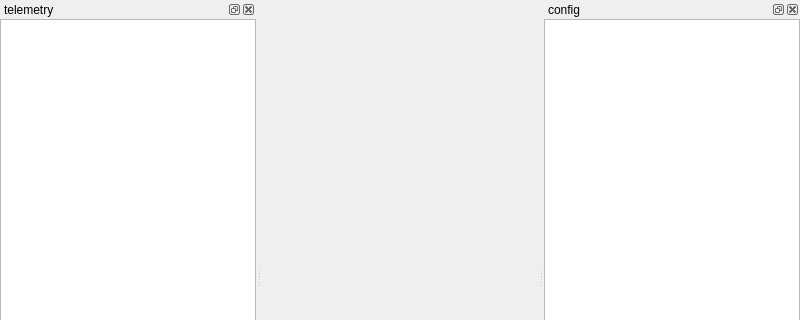
First picture: the form in tools/tview_main_window.ui, repository mjbots/quad, before the edit; both pictures show x 0 to 800 and y 0 to 320 of the 800 by 600 pixel window.
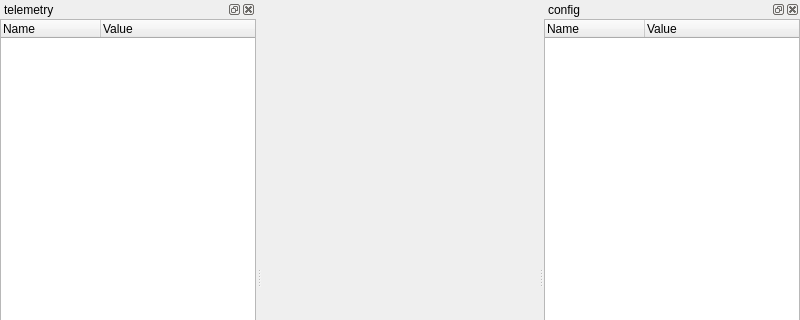
Second picture: the form after the edit.

Commit message: tview: Use the current C++ telemetry log archive, not the legacy python one.  Use repr() not str() to format things so that enums have pretty formatting and floats get full precision.

```diff
--- a/tools/tview_main_window.ui
+++ b/tools/tview_main_window.ui
@@ -51,12 +51,20 @@
      </property>
      <item>
       <widget class="QTreeWidget" name="configTreeWidget">
+       <property name="columnCount">
+        <number>2</number>
+       </property>
        <attribute name="headerVisible">
-        <bool>false</bool>
+        <bool>true</bool>
        </attribute>
        <column>
         <property name="text">
-         <string notr="true">1</string>
+         <string notr="true">Name</string>
+        </property>
+       </column>
+       <column>
+        <property name="text">
+         <string notr="true">Value</string>
         </property>
        </column>
       </widget>
@@ -78,12 +86,20 @@
      </property>
      <item>
       <widget class="QTreeWidget" name="telemetryTreeWidget">
+       <property name="columnCount">
+        <number>2</number>
+       </property>
        <attribute name="headerVisible">
-        <bool>false</bool>
+        <bool>true</bool>
        </attribute>
        <column>
         <property name="text">
-         <string notr="true">1</string>
+         <string notr="true">Name</string>
+        </property>
+       </column>
+       <column>
+        <property name="text">
+         <string notr="true">Value</string>
         </property>
        </column>
       </widget>
```
The commit also changes 1 other file.
